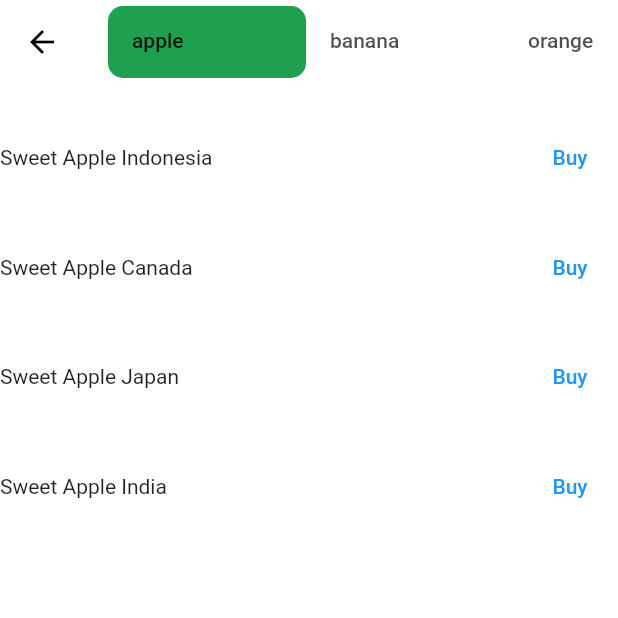
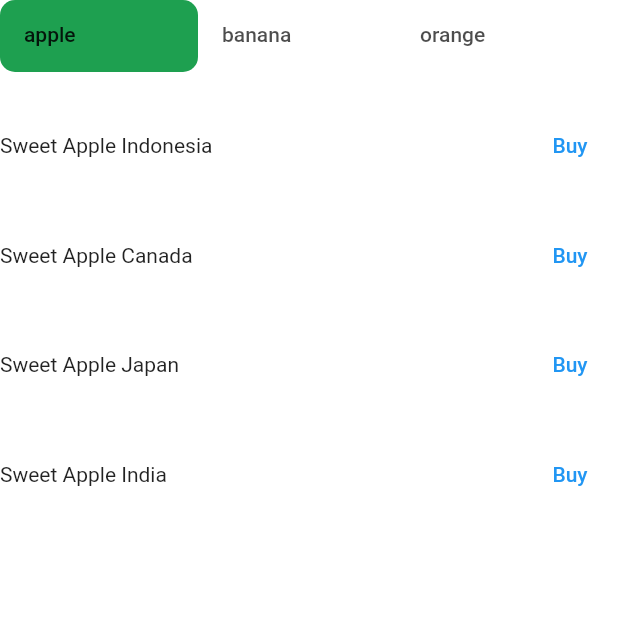
Before and after one commit to MrOMadness/find-fresh-groceries, a Flutter app: the HomeCategoriesScreen screen opened directly with empty values, on a phone screen of 412 x 824 dp, the top half of it. Run offline on Flutter 3.47's test engine with Material 2 defaults, Android fonts, the phone set to English and light mode, and no system bars; our stand-ins replace material_floating_search_bar, persistent_bottom_nav_bar, shared_preferences; accounts and stored records are empty; network calls fail.

Commit message:
fix categories tab

```diff
--- a/lib/screens/categories.dart
+++ b/lib/screens/categories.dart
@@ -126,10 +126,12 @@ class _HomeCategoriesScreenState extends State<HomeCategoriesScreen> {
               length: uniqueTypes.length,
               child: Scaffold(
                 appBar: AppBar(
+                  toolbarHeight: 0,
                   elevation: 0,
                   backgroundColor: Colors.white,
-                  title: TabBar(
-                    padding: EdgeInsets.zero,
+                  bottom: TabBar(
+                    padding: const EdgeInsets.all(0),
+                    // labelPadding: const EdgeInsets.all(0),
                     isScrollable: true,
                     indicator: BoxDecoration(
                         borderRadius:
```
